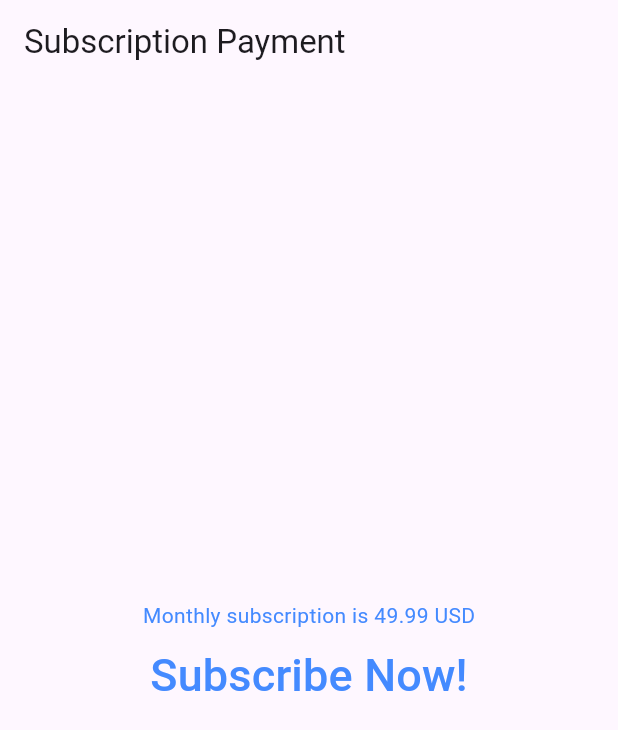
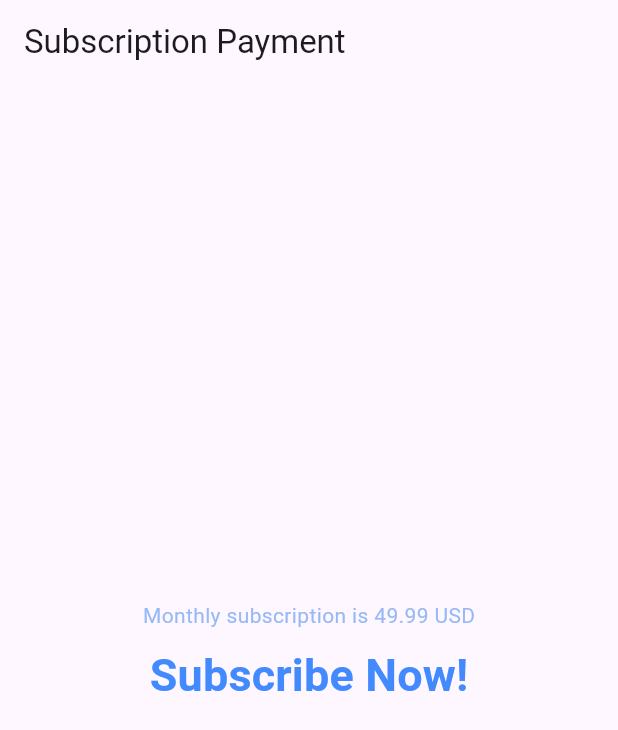
Before and after one commit to nathan-kane/deal_diligence, a Flutter app: the StripePaymentScreen screen opened directly with empty values, on a phone screen of 412 x 824 dp. Shown: the top 730 px of the screen. Run offline on Flutter 3.47's test engine with Material 3 defaults, Android fonts, the light colour scheme and no system bars; our stand-ins replace cloud_firestore, dartz, equatable, firebase_auth, firebase_core, flutter_credit_card and 11 more; missing offline and left inert: add_2_calendar, flutter_stripe, googleapis; accounts and stored records are empty.

Commit message:
Small changes to subscription text

```diff
--- a/lib/screens/add_event_screen.dart
+++ b/lib/screens/add_event_screen.dart
@@ -501,7 +501,7 @@ class _AddEventScreenState extends ConsumerState<AddEventScreen> {
                       showSpinner = true;
                     });
                     try {
-                      // Save event date and end of recurrence date to state
+                      /// Save event date and end of recurrence date to state
                       ref
                           .read(eventsNotifierProvider.notifier)
                           .updateEventDate(eventStartDate);
@@ -511,15 +511,19 @@ class _AddEventScreenState extends ConsumerState<AddEventScreen> {
                       ref
                           .read(globalsNotifierProvider.notifier)
                           .updatenewEvent(true);
+
+                      /// Save the event to the db document
                       if (currentEventId != null && currentEventId != '') {
                         ref.read(eventsNotifierProvider.notifier).saveEvent(
                             ref.read(eventsNotifierProvider), currentEventId);
                       } else {
+                        /// This is a new event
                         ref
                             .read(eventsNotifierProvider.notifier)
                             .updateEventDescription(
                                 eventDescriptionController.text);
 
+                        /// Save the new event to the db document
                         ref.read(eventsNotifierProvider.notifier).saveEvent(
                             ref.read(eventsNotifierProvider),
                             eventDescriptionController
--- a/lib/screens/stripe_payment_screen.dart
+++ b/lib/screens/stripe_payment_screen.dart
@@ -45,13 +45,14 @@ class _StripePaymentScreenState extends ConsumerState<StripePaymentScreen> {
           children: [
             const Text(
               'Monthly subscription is 49.99 USD',
-              style: TextStyle(color: Colors.blueAccent),
+              style: TextStyle(color: Color.fromARGB(255, 151, 186, 246)),
             ),
             TextButton(
                 child: const Text(
                   'Subscribe Now!',
                   style: TextStyle(
                     fontSize: 30,
+                    fontWeight: FontWeight.bold,
                     color: Colors.blueAccent,
                   ),
                 ),
--- a/lib/screens/widgets/added_user_email.dart
+++ /dev/null
@@ -1,5 +0,0 @@
-//*********************************************
-//  Deal Diligence was designed and created by      *
-//  Nathan Kane                               *
-//  copyright 2023                            *
-//*********************************************
```
